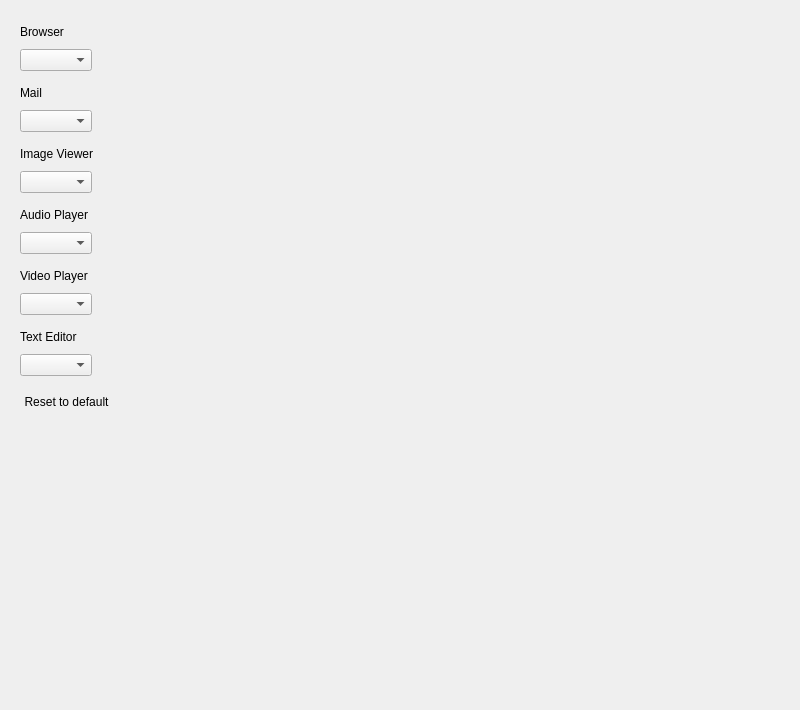
This is plugins/system/defaultapp/defaultapp.ui in ukui/ukui-control-center as Qt 5 draws it before an edit. The edited form follows.
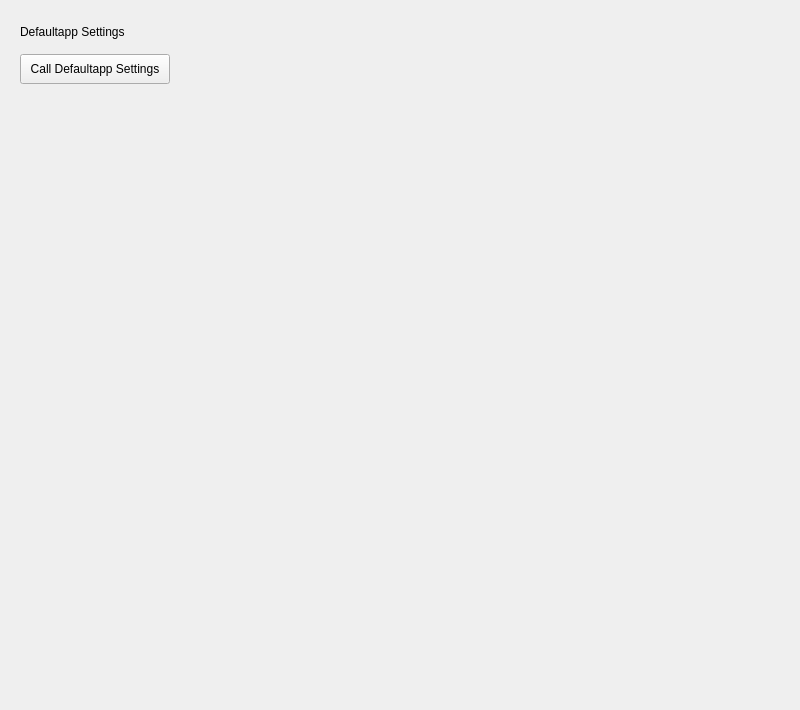
This is the edited form. Custom widgets are drawn as their Qt base class.

What changed in the file:
```diff
--- a/plugins/system/defaultapp/defaultapp.ui
+++ b/plugins/system/defaultapp/defaultapp.ui
@@ -43,6 +43,90 @@
    </property>
    <item>
     <widget class="QStackedWidget" name="StackedWidget">
+     <widget class="QWidget" name="page">
+      <layout class="QVBoxLayout" name="verticalLayout_4">
+       <property name="spacing">
+        <number>15</number>
+       </property>
+       <property name="leftMargin">
+        <number>20</number>
+       </property>
+       <property name="topMargin">
+        <number>25</number>
+       </property>
+       <property name="rightMargin">
+        <number>0</number>
+       </property>
+       <property name="bottomMargin">
+        <number>10</number>
+       </property>
+       <item>
+        <widget class="QLabel" name="label">
+         <property name="sizePolicy">
+          <sizepolicy hsizetype="Fixed" vsizetype="Fixed">
+           <horstretch>0</horstretch>
+           <verstretch>0</verstretch>
+          </sizepolicy>
+         </property>
+         <property name="text">
+          <string>Defaultapp Settings</string>
+         </property>
+         <property name="stylesize" stdset="0">
+          <string notr="true">title1#</string>
+         </property>
+        </widget>
+       </item>
+       <item>
+        <layout class="QHBoxLayout" name="horizontalLayout_8">
+         <item>
+          <widget class="QPushButton" name="pushButton">
+           <property name="minimumSize">
+            <size>
+             <width>150</width>
+             <height>30</height>
+            </size>
+           </property>
+           <property name="maximumSize">
+            <size>
+             <width>150</width>
+             <height>30</height>
+            </size>
+           </property>
+           <property name="text">
+            <string>Call Defaultapp Settings</string>
+           </property>
+          </widget>
+         </item>
+         <item>
+          <spacer name="horizontalSpacer_8">
+           <property name="orientation">
+            <enum>Qt::Horizontal</enum>
+           </property>
+           <property name="sizeHint" stdset="0">
+            <size>
+             <width>40</width>
+             <height>20</height>
+            </size>
+           </property>
+          </spacer>
+         </item>
+        </layout>
+       </item>
+       <item>
+        <spacer name="verticalSpacer_8">
+         <property name="orientation">
+          <enum>Qt::Vertical</enum>
+         </property>
+         <property name="sizeHint" stdset="0">
+          <size>
+           <width>20</width>
+           <height>40</height>
+          </size>
+         </property>
+        </spacer>
+       </item>
+      </layout>
+     </widget>
      <widget class="QWidget" name="Page1">
       <layout class="QVBoxLayout" name="verticalLayout">
        <property name="spacing">
```
